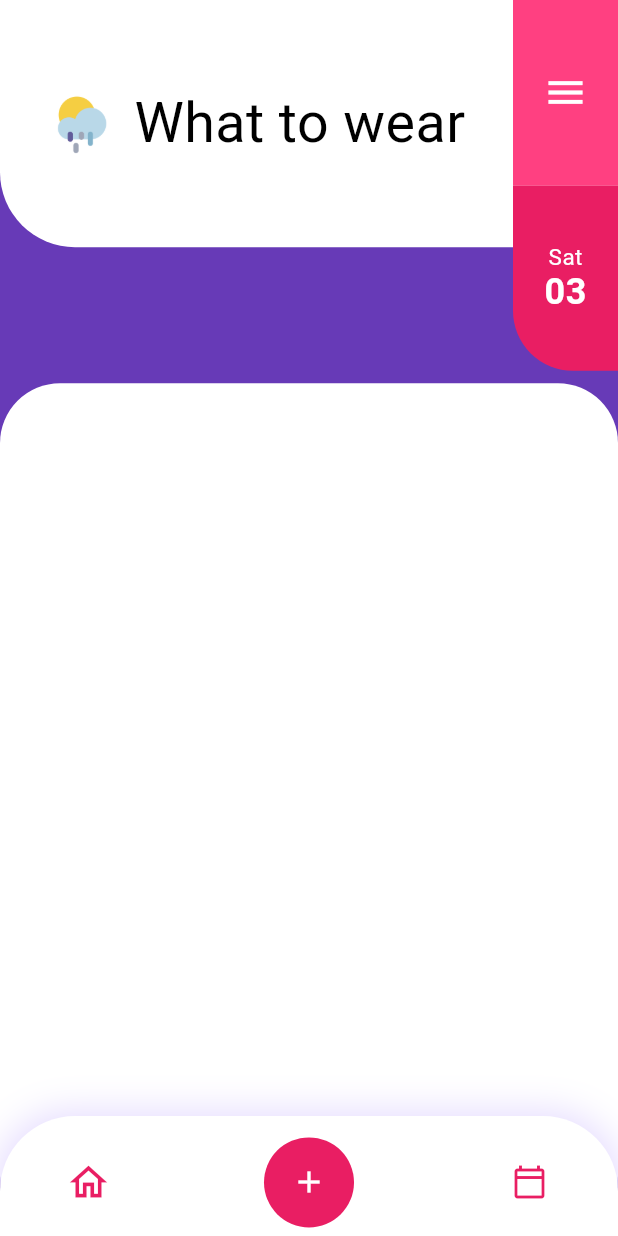
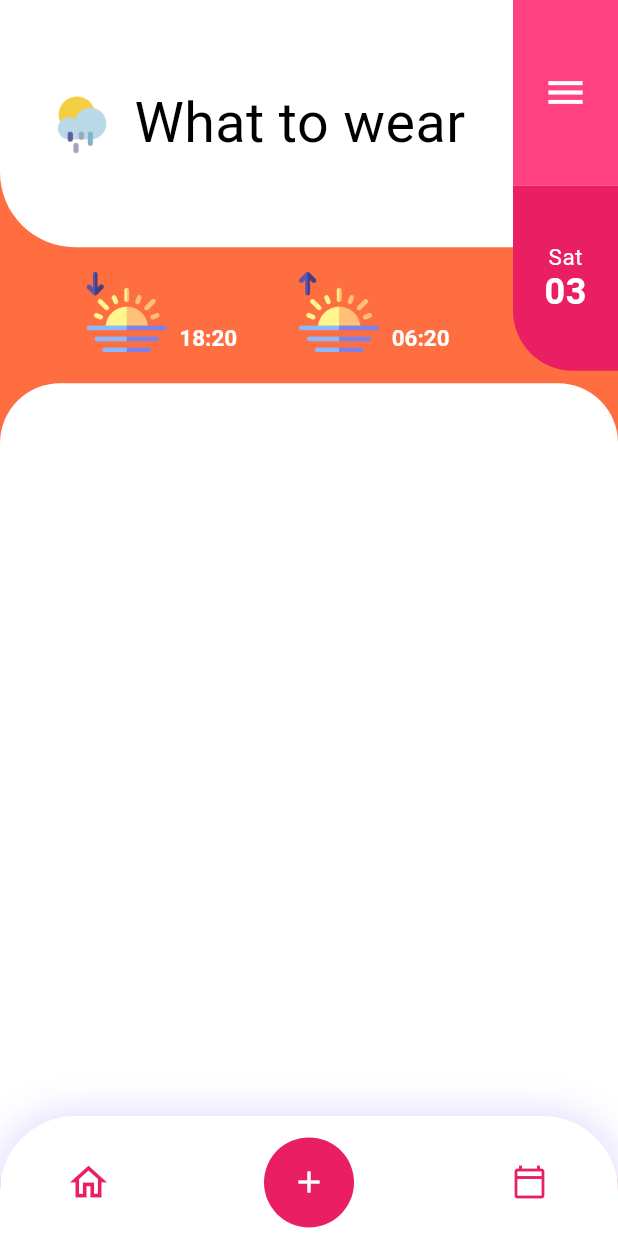
Before and after one commit to mahmoud-eslami/weatherly, a Flutter app: the screen it shows after launch, after a tap on the "calendar today" icon, on a phone screen of 412 x 824 dp. Run offline on Flutter 3.47's test engine with Material 2 defaults, Android fonts, the phone set to English and light mode, and no system bars; our stand-ins replace bloc, equatable, flutter_bloc.

```diff
--- a/lib/components/bottom_sheet/bottom_sheet_content.dart
+++ b/lib/components/bottom_sheet/bottom_sheet_content.dart
@@ -48,7 +48,7 @@ class BottomSheetContent extends StatelessWidget {
               ),
             ),
             separatorBuilder: (context, index) => Container(
-              height: .5,
+              height: .19,
               color: Colors.grey,
             ),
             itemCount: 8,
--- a/lib/cubit/home/home_cubit.dart
+++ b/lib/cubit/home/home_cubit.dart
@@ -10,8 +10,8 @@ class HomeCubit extends Cubit<HomeState> {
   HomeCubit() : super(HomeInitial());
 
   Future<void> bottomSheetListener({@required bool isOpenBar}) async {
-    print('clock');
     if (isOpenBar) {
+      print('clock');
       emit(
         BottomSheetOpened(
           homeDimsModel: HomeDimsModel(
@@ -50,8 +50,12 @@ class HomeCubit extends Cubit<HomeState> {
 
   Future<void> bottomNavigationListener() async {
     print('calender');
-    emit(BottomNavigationOpened(height: SizeConfig.heightMultiplier * 4));
+    emit(BottomNavigationOpened(
+        height: SizeConfig.heightMultiplier * 4,
+        sunsetPosition: SizeConfig.heightMultiplier * 25));
     await Future.delayed(Duration(milliseconds: 100));
-    emit(BottomNavigationOpened(height: SizeConfig.heightMultiplier * 69));
+    emit(BottomNavigationOpened(
+        height: SizeConfig.heightMultiplier * 69,
+        sunsetPosition: SizeConfig.heightMultiplier * 22));
   }
 }
--- a/lib/cubit/home/home_state.dart
+++ b/lib/cubit/home/home_state.dart
@@ -25,8 +25,10 @@ class BottomSheetOpened extends HomeState {
 
 class BottomNavigationOpened extends HomeState {
   final double height;
+  final double sunsetPosition;
 
-  BottomNavigationOpened({@required this.height});
+  BottomNavigationOpened(
+      {@required this.sunsetPosition, @required this.height});
 
   @override
   String toString() {
--- a/lib/home.dart
+++ b/lib/home.dart
@@ -50,7 +50,7 @@ class _HomeState extends State<Home> {
   @override
   Widget build(BuildContext context) {
     return Scaffold(
-      backgroundColor: Colors.deepPurple,
+      backgroundColor: Colors.deepOrangeAccent,
       body: BlocConsumer(
         cubit: _homeCubit,
         listener: (context, state) {},
@@ -60,6 +60,10 @@ class _HomeState extends State<Home> {
           }
           return Stack(
             children: [
+              if (state is BottomNavigationOpened)
+                SunSetWidget(
+                  position: state.sunsetPosition,
+                ),
               (state is BottomNavigationOpened)
                   ? HomeBodyWidgetWithBottomNavigation(
                       homeCubit: _homeCubit,
@@ -94,6 +98,55 @@ class _HomeState extends State<Home> {
             ],
           );
         },
+      ),
+    );
+  }
+}
+
+class SunSetWidget extends StatelessWidget {
+  final double position;
+
+  const SunSetWidget({Key key, @required this.position}) : super(key: key);
+  @override
+  Widget build(BuildContext context) {
+    return AnimatedPositioned(
+      left: SizeConfig.widthMultiplier * 14,
+      top: position,
+      duration: Duration(
+        milliseconds: 600,
+      ),
+      child: Row(
+        mainAxisAlignment: MainAxisAlignment.center,
+        crossAxisAlignment: CrossAxisAlignment.end,
+        children: [
+          Image.asset(
+            'assets/images/sunset.png',
+            width: SizeConfig.imageSizeMultiplier * 13,
+          ),
+          SizedBox(
+            width: SizeConfig.widthMultiplier * 2,
+          ),
+          Text(
+            '18:20',
+            style: TextStyle(
+                color: Colors.white, fontSize: 15, fontWeight: FontWeight.bold),
+          ),
+          SizedBox(
+            width: SizeConfig.widthMultiplier * 10,
+          ),
+          Image.asset(
+            'assets/images/sunrise.png',
+            width: SizeConfig.imageSizeMultiplier * 13,
+          ),
+          SizedBox(
+            width: SizeConfig.widthMultiplier * 2,
+          ),
+          Text(
+            '06:20',
+            style: TextStyle(
+                color: Colors.white, fontSize: 15, fontWeight: FontWeight.bold),
+          ),
+        ],
       ),
     );
   }
```
Also changed, not shown: assets/images/sunrise.png (added), assets/images/sunset.png (added).
